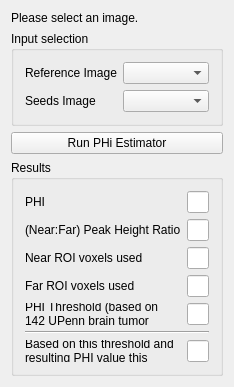
Before: the Qt Designer form Plugins/org.mitk.cbica.captk.phiestimator/src/internal/PHIEstimatorViewControls.ui in CBICA/CaPTk2.0, drawn with Qt 5.
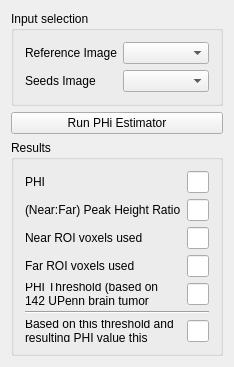
After: the same form once the commit is applied. Custom widgets are drawn as their Qt base class.

Commit message: removing extra stuff from ui, #68

The edit to the form file:
```diff
--- a/Plugins/org.mitk.cbica.captk.phiestimator/src/internal/PHIEstimatorViewControls.ui
+++ b/Plugins/org.mitk.cbica.captk.phiestimator/src/internal/PHIEstimatorViewControls.ui
@@ -14,16 +14,6 @@
    <string>Example View</string>
   </property>
   <layout class="QVBoxLayout" name="verticalLayout">
-   <item>
-    <widget class="QLabel" name="selectImageLabel">
-     <property name="styleSheet">
-      <string notr="true"/>
-     </property>
-     <property name="text">
-      <string>Please select an image.</string>
-     </property>
-    </widget>
-   </item>
    <item>
     <widget class="QGroupBox" name="groupBox_DataSelection">
      <property name="sizePolicy">
```
